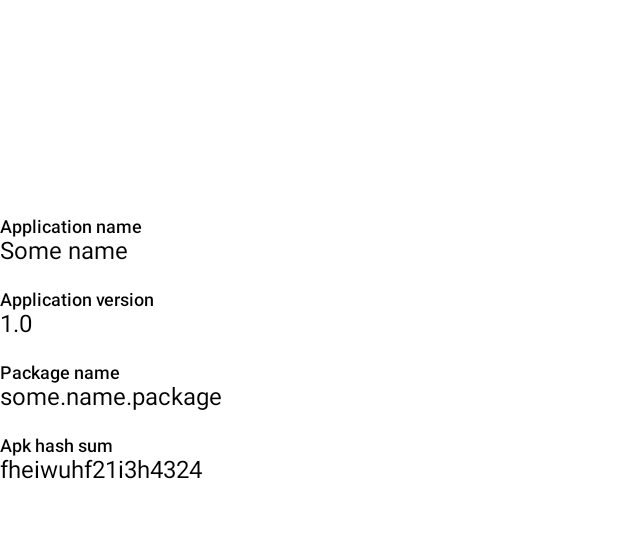
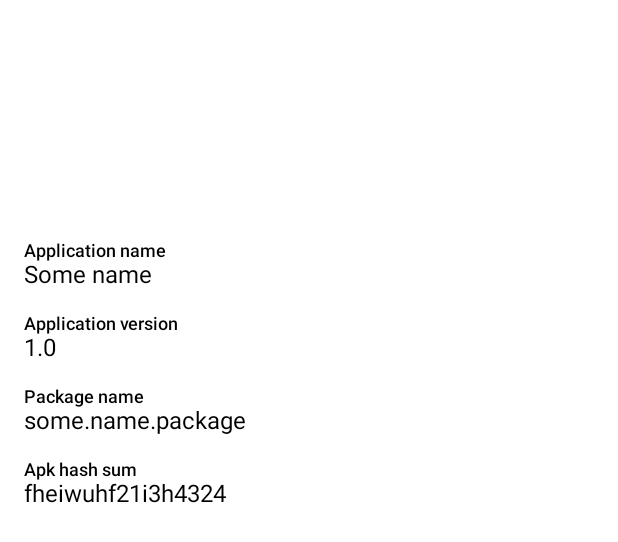
Before and after one commit to Nike2406/YourApps, an Android app built with Jetpack Compose: the @Preview function AppsMainViewPreview, on a phone screen of 412 x 824 dp. Shown: the top 542 px of the screen. Run offline under Robolectric (Android 15) with nearby library versions, the light colour scheme and no system bars.

Commit message:
03_App_details. Set base64.

```diff
--- a/app/src/main/java/com/locus2/yourapps/core/utils/incription/Incription.kt
+++ b/app/src/main/java/com/locus2/yourapps/core/utils/incription/Incription.kt
@@ -2,7 +2,8 @@ package com.locus2.yourapps.core.utils.incription
 
 import android.content.pm.Signature
 import android.util.Base64
-import android.util.Log
+import com.locus2.yourapps.core.utils.constant.EMPTY_STRING
+import timber.log.Timber
 import java.security.MessageDigest
 import javax.inject.Inject
 
@@ -11,11 +12,18 @@ class Incription @Inject constructor() {
     val md: MessageDigest = MessageDigest.getInstance("SHA-1");
 
     fun generateHash(signatures: Array<Signature>): String {
-        for (s in signatures) {
-            md.update(s.toByteArray())
-            val en = Base64.encodeToString(md.digest(), Base64.DEFAULT)
-            Log.e("FUCK", "generateHash: $en", )
+        return try {
+            val hashes = mutableListOf<String>()
+
+            for (s in signatures) {
+                md.update(s.toByteArray())
+                val en = Base64.encodeToString(md.digest(), Base64.DEFAULT)
+                hashes.add(en)
+            }
+            hashes.joinToString(EMPTY_STRING)
+        } catch (e: Exception) {
+            Timber.e(e.message)
+            throw RuntimeException()
         }
-        return ""
     }
 }
--- a/app/src/main/java/com/locus2/yourapps/ui/screen/appDetails/AppDetailsScreen.kt
+++ b/app/src/main/java/com/locus2/yourapps/ui/screen/appDetails/AppDetailsScreen.kt
@@ -7,6 +7,7 @@ import androidx.compose.foundation.layout.Column
 import androidx.compose.foundation.layout.Spacer
 import androidx.compose.foundation.layout.fillMaxSize
 import androidx.compose.foundation.layout.height
+import androidx.compose.foundation.layout.padding
 import androidx.compose.foundation.layout.size
 import androidx.compose.foundation.layout.width
 import androidx.compose.material.MaterialTheme
@@ -65,7 +66,8 @@ fun AppDetailsView(
     Column(
         modifier = Modifier
             .fillMaxSize()
-            .background(MaterialTheme.colors.background),
+            .background(MaterialTheme.colors.background)
+            .padding(16.dp),
     ) {
         Image(
             modifier = Modifier
@@ -74,38 +76,29 @@ fun AppDetailsView(
             bitmap = appDetailsModel.app.bitmap,
             contentDescription = appDetailsModel.app.imageDescription,
         )
-        CommonSpacer()
         appDetailsModel.app.name?.let { name ->
-            Spacer(modifier = Modifier.width(8.dp))
-            Text(text = "Application name", style = MaterialTheme.typography.body2)
-            Text(text = name, style = MaterialTheme.typography.body1)
+            CommonBlock(title = "Application name", description = name)
         }
-        CommonSpacer()
         appDetailsModel.version.let { version ->
-            Text(text = "Application version", style = MaterialTheme.typography.body2)
-            Spacer(modifier = Modifier.width(8.dp))
-            Text(text = version, style = MaterialTheme.typography.body1)
+            CommonBlock(title = "Application version", description = version)
         }
-        CommonSpacer()
         appDetailsModel.app.packageName?.let { packageName ->
             if (packageName != appDetailsModel.app.name) {
-                Text(text = "Package name", style = MaterialTheme.typography.body2)
-                Spacer(modifier = Modifier.width(8.dp))
-                Text(text = packageName, style = MaterialTheme.typography.body1)
+                CommonBlock(title = "Package name", description = packageName)
             }
         }
-        CommonSpacer()
         appDetailsModel.apkHashSum.let { apkHashSum ->
-            Text(text = "Apk hash sum", style = MaterialTheme.typography.body2)
-            Spacer(modifier = Modifier.width(8.dp))
-            Text(text = apkHashSum, style = MaterialTheme.typography.body1)
+            CommonBlock(title = "Apk hash sum", description = apkHashSum)
         }
     }
 }
 
 @Composable
-fun CommonSpacer() {
+fun CommonBlock(title: String, description: String) {
     Spacer(modifier = Modifier.height(16.dp))
+    Text(text = title, style = MaterialTheme.typography.body2)
+    Spacer(modifier = Modifier.width(8.dp))
+    Text(text = description, style = MaterialTheme.typography.body1)
 }
 
 
```
